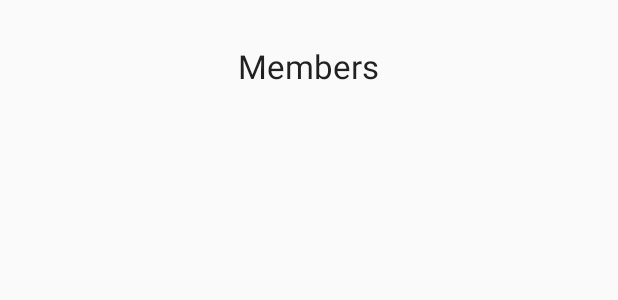
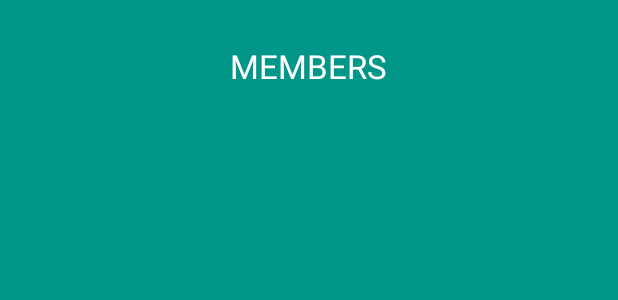
Before and after one commit to ucsdCSE110wi16/CSE110M260T16, an Android app: the layout members.xml on its own in the app's theme, with its tools: preview values and no code run, on a phone screen of 412 x 824 dp. Shown: the top 300 px of the screen. Run offline under Robolectric (Android 15) with nearby library versions, the phone set to English and light mode, and no system bars.

Commit message:
Updated UI for Members Pane

```diff
--- a/CSE110TaskList/app/src/main/res/layout/members.xml
+++ b/CSE110TaskList/app/src/main/res/layout/members.xml
@@ -1,7 +1,8 @@
 <?xml version="1.0" encoding="utf-8"?>
 <RelativeLayout xmlns:android="http://schemas.android.com/apk/res/android"
     android:layout_width="match_parent"
-    android:layout_height="match_parent">
+    android:layout_height="match_parent"
+    android:background="@color/colorPrimary">
 
     <TextView
         android:layout_width="wrap_content"
@@ -10,7 +11,9 @@
         android:text="@string/members_text"
         android:id="@+id/members_text"
         android:layout_centerHorizontal="true"
-        android:layout_marginTop="29dp" />
+        android:layout_marginTop="29dp"
+        android:textColor="@android:color/white"
+        android:textAllCaps="true"/>
 
     <ListView
         android:layout_width="wrap_content"
@@ -20,5 +23,6 @@
         android:layout_marginTop="20dp"
         android:paddingLeft="20dp"
         android:paddingRight="20dp"
-        android:choiceMode="singleChoice" />
+        android:choiceMode="singleChoice"
+        android:background="@android:color/white" />
 </RelativeLayout>
```
